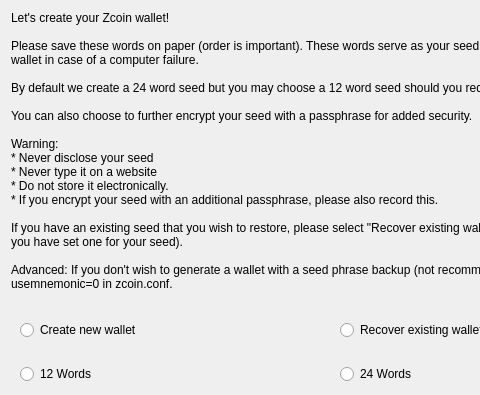
This is src/qt/forms/recover.ui in IndexChain/Index as Qt 5 draws it before an edit; both pictures show x 0 to 480 and y 0 to 395 of the 674 by 624 pixel window. The edited form follows.
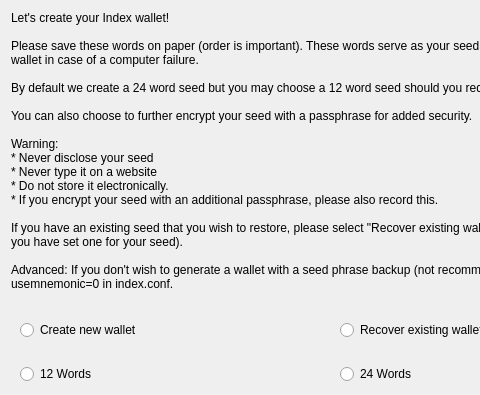
This is the edited form.

Diff of the .ui file:
```diff
--- a/src/qt/forms/recover.ui
+++ b/src/qt/forms/recover.ui
@@ -29,7 +29,7 @@
       </sizepolicy>
      </property>
      <property name="text">
-      <string>Let's create your Zcoin wallet!
+      <string>Let's create your Index wallet!
 
 Please save these words on paper (order is important). These words serve as your seed and will allow you to recover your wallet in case of a computer failure.
 
@@ -45,7 +45,7 @@
 
 If you have an existing seed that you wish to restore, please select "Recover existing wallet" and enter your passphrase (if you have set one for your seed).
 
-Advanced: If you don't wish to generate a wallet with a seed phrase backup (not recommended), you can set usemnemonic=0 in zcoin.conf.
+Advanced: If you don't wish to generate a wallet with a seed phrase backup (not recommended), you can set usemnemonic=0 in index.conf.
       </string>
      </property>
      <property name="wordWrap">
```
